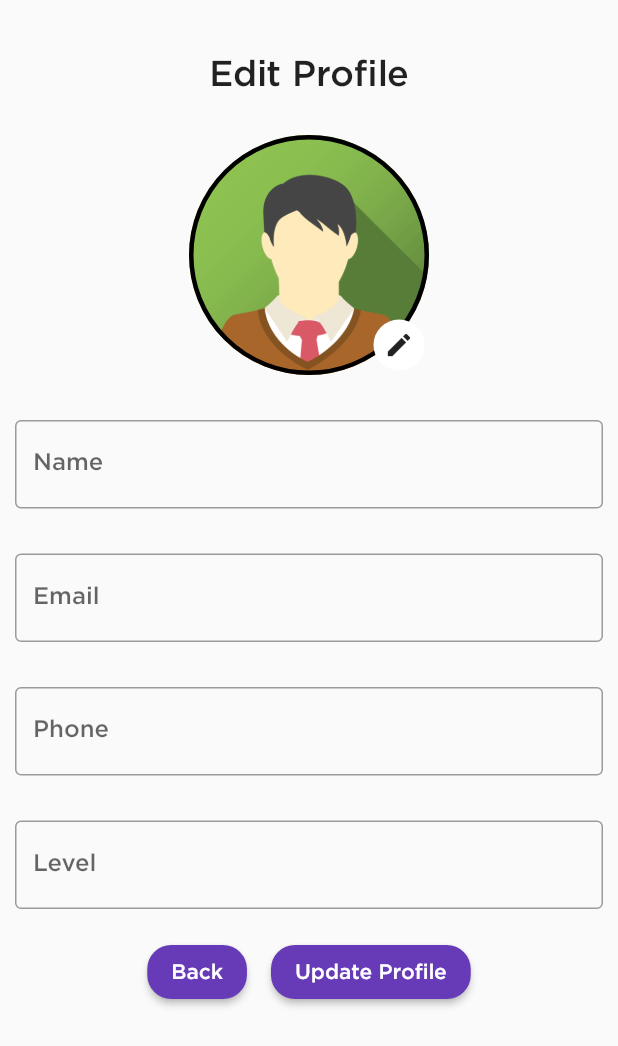
After one commit to quyds/manager_apps, a Flutter app: the EditProfilePage screen opened directly, on a phone screen of 412 x 824 dp. The commit adds this screen. Shown: the top 1046 px of the screen. Run offline on Flutter 3.47's test engine with Material 2 defaults, Android fonts, the phone set to English and light mode, and no system bars; our stand-ins replace cloud_firestore, firebase_auth, firebase_core, flutter_easyloading, image_picker; accounts and stored records are empty; network calls fail.

Commit message:
edit profile

```diff
--- /dev/null
+++ b/lib/core/extensions/update_info.dart
@@ -0,0 +1,19 @@
+import 'package:firebase_auth/firebase_auth.dart';
+
+void updateDisplayName(String name) {
+  var user = FirebaseAuth.instance.currentUser;
+  user?.updateDisplayName(name).then((value) {
+    print("DisplayName has been changed successfully");
+  }).catchError((e) {
+    print("There was an error updating profile");
+  });
+}
+
+void updatePhotoUrl(String url) {
+  var user = FirebaseAuth.instance.currentUser;
+  user?.updatePhotoURL(url).then((value) {
+    print("photoUrl has been changed successfully");
+  }).catchError((e) {
+    print("There was an error updating profile");
+  });
+}
--- /dev/null
+++ b/lib/models/user/user_model.dart
@@ -0,0 +1,44 @@
+import 'package:cloud_firestore/cloud_firestore.dart';
+
+class UserModel {
+  String? uid;
+  String? email;
+  String? name;
+  String? profileImage;
+  String? phone;
+  String? level;
+  var timeStamp;
+
+  UserModel({
+    this.uid,
+    this.email,
+    this.name,
+    this.profileImage,
+    this.phone,
+    this.level,
+    this.timeStamp,
+  });
+
+  factory UserModel.fromMap(Map map) {
+    return UserModel(
+        uid: map['uid'],
+        email: map['email'],
+        name: map['name'],
+        profileImage: map['profileImage'],
+        phone: map['phone'],
+        level: map['level'],
+        timeStamp: map['timeStamp']);
+  }
+
+  Map<String, dynamic> toMap() {
+    return {
+      'uid': uid,
+      'email': email,
+      'name': name,
+      'profileImage': profileImage,
+      'phone': phone,
+      'level': level,
+      'timeStamp': FieldValue.serverTimestamp(),
+    };
+  }
+}
--- a/lib/route_generator.dart
+++ b/lib/route_generator.dart
@@ -1,6 +1,7 @@
 import 'package:flutter/material.dart';
 import 'package:manager_apps/views/auth/login_page.dart';
 import 'package:manager_apps/views/auth/register_page.dart';
+import 'package:manager_apps/views/edit_profile_page.dart';
 import 'package:manager_apps/views/list_task_page.dart';
 import 'package:manager_apps/views/main_page.dart';
 
@@ -14,6 +15,8 @@ class RouteGenerator {
         return MaterialPageRoute(builder: (context) => MainPage());
       case ('/Home'):
         return MaterialPageRoute(builder: (context) => HomePage());
+      case ('/EditProfile'):
+        return MaterialPageRoute(builder: (context) => EditProfilePage());
       case ('/CreateTask'):
         return MaterialPageRoute(builder: (context) => CreateTaskPage());
       case ('/ListTask'):
--- a/lib/views/auth/login_home.dart
+++ b/lib/views/auth/login_home.dart
@@ -1,7 +1,5 @@
 import 'package:firebase_core/firebase_core.dart';
 import 'package:flutter/material.dart';
-import 'package:flutter/src/widgets/container.dart';
-import 'package:flutter/src/widgets/framework.dart';
 import 'package:manager_apps/views/auth/login_page.dart';
 
 class LoginHome extends StatefulWidget {
--- /dev/null
+++ b/lib/views/edit_profile_page.dart
@@ -0,0 +1,156 @@
+import 'dart:io';
+
+import 'package:flutter/material.dart';
+import 'package:flutter/src/widgets/container.dart';
+import 'package:flutter/src/widgets/framework.dart';
+import 'package:image_picker/image_picker.dart';
+
+class EditProfilePage extends StatefulWidget {
+  const EditProfilePage({super.key});
+
+  @override
+  State<EditProfilePage> createState() => _EditProfilePageState();
+}
+
+class _EditProfilePageState extends State<EditProfilePage> {
+  File? file;
+
+  @override
+  Widget build(BuildContext context) {
+    return Scaffold(
+      body: SingleChildScrollView(
+        child: Padding(
+          padding: const EdgeInsets.all(10.0),
+          child: Column(
+            children: [
+              Container(
+                height: 80,
+                child: Row(
+                  mainAxisAlignment: MainAxisAlignment.center,
+                  crossAxisAlignment: CrossAxisAlignment.center,
+                  children: [
+                    Text(
+                      'Edit Profile',
+                      style: TextStyle(fontSize: 24),
+                    )
+                  ],
+                ),
+              ),
+              InkWell(
+                onTap: () {
+                  chooseImage();
+                },
+                child: Container(
+                  height: 160,
+                  width: 160,
+                  decoration: BoxDecoration(
+                    border: Border.all(width: 3, color: Colors.black),
+                    shape: BoxShape.circle,
+                    image: DecorationImage(
+                        image: file == null
+                            ? AssetImage('assets/images/avatar.png')
+                            : AssetImage(''),
+                        fit: BoxFit.cover),
+                  ),
+                  child: Container(
+                      height: 160,
+                      width: 160,
+                      decoration: BoxDecoration(
+                        borderRadius: BorderRadius.circular(50),
+                        color: Colors.white,
+                      ),
+                      margin: EdgeInsets.only(left: 120, top: 120),
+                      child: Icon(
+                        Icons.edit,
+                        size: 20,
+                      )),
+                  alignment: Alignment.center,
+                ),
+              ),
+              SizedBox(
+                height: 30,
+              ),
+              TextField(
+                decoration: InputDecoration(
+                    labelText: "Name",
+                    hintText: "Enter name",
+                    border: OutlineInputBorder()),
+              ),
+              SizedBox(
+                height: 30,
+              ),
+              TextField(
+                decoration: InputDecoration(
+                    labelText: "Email",
+                    hintText: "Enter email",
+                    border: OutlineInputBorder()),
+              ),
+              SizedBox(
+                height: 30,
+              ),
+              TextField(
+                decoration: InputDecoration(
+                    labelText: "Phone",
+                    hintText: "Enter phone",
+                    border: OutlineInputBorder()),
+              ),
+              SizedBox(
+                height: 30,
+              ),
+              TextField(
+                decoration: InputDecoration(
+                    labelText: "Level",
+                    hintText: "Enter level",
+                    border: OutlineInputBorder()),
+              ),
+              Container(
+                margin: EdgeInsets.only(top: 10),
+                child: Row(
+                  mainAxisAlignment: MainAxisAlignment.center,
+                  children: [
+                    Padding(
+                      padding: const EdgeInsets.all(8.0),
+                      child: ElevatedButton(
+                        style: ButtonStyle(
+                          shape: MaterialStateProperty.all(
+                            RoundedRectangleBorder(
+                              borderRadius: BorderRadius.circular(16),
+                            ),
+                          ),
+                        ),
+                        child: Text('Back'),
+                        onPressed: () {
+                          Navigator.of(context).pop();
+                        },
+                      ),
+                    ),
+                    Padding(
+                      padding: const EdgeInsets.all(8.0),
+                      child: ElevatedButton(
+                        style: ButtonStyle(
+                          shape: MaterialStateProperty.all(
+                            RoundedRectangleBorder(
+                              borderRadius: BorderRadius.circular(16),
+                            ),
+                          ),
+                        ),
+                        child: Text('Update Profile'),
+                        onPressed: () {},
+                      ),
+                    )
+                  ],
+                ),
+              ),
+              // ElevatedButton(onPressed: () {}, child: Text('Update profile'))
+            ],
+          ),
+        ),
+      ),
+    );
+  }
+
+  void chooseImage() async {
+    XFile? file = await ImagePicker().pickImage(source: ImageSource.gallery);
+    print('File + ${file?.path}');
+  }
+}
--- a/lib/views/list_task_page.dart
+++ b/lib/views/list_task_page.dart
@@ -1,6 +1,6 @@
 import 'package:flutter/material.dart';
 import 'package:intl/intl.dart';
-import 'package:manager_apps/models/task_model.dart';
+import 'package:manager_apps/models/task/task_model.dart';
 import '../net/data.dart';
 import 'widgets/task_item.dart';
 
--- a/lib/views/widgets/task_item.dart
+++ b/lib/views/widgets/task_item.dart
@@ -1,5 +1,5 @@
 import 'package:flutter/material.dart';
-import 'package:manager_apps/models/task_model.dart';
+import 'package:manager_apps/models/task/task_model.dart';
 
 class TaskItem extends StatelessWidget {
   final Task listedTask;
```
Also changed, not shown: lib/main.dart (+44 -7 lines), lib/views/auth/login_page.dart (+2 -7 lines), lib/views/auth/register_page.dart (+35 -6 lines), lib/views/create_task_page.dart (+10 -5 lines), lib/views/home_page.dart (+9 -3 lines), pubspec.yaml (+7 -0 lines), assets/fonts/Gotham/Gotham-Medium.otf (added), assets/fonts/Gotham/Gotham-Thin.otf (added), assets/fonts/Gotham/Gotham-Ultra.otf (added), lib/models/task/task_model.dart (renamed from lib/models/task_model.dart), pubspec.lock, 3 other files.
